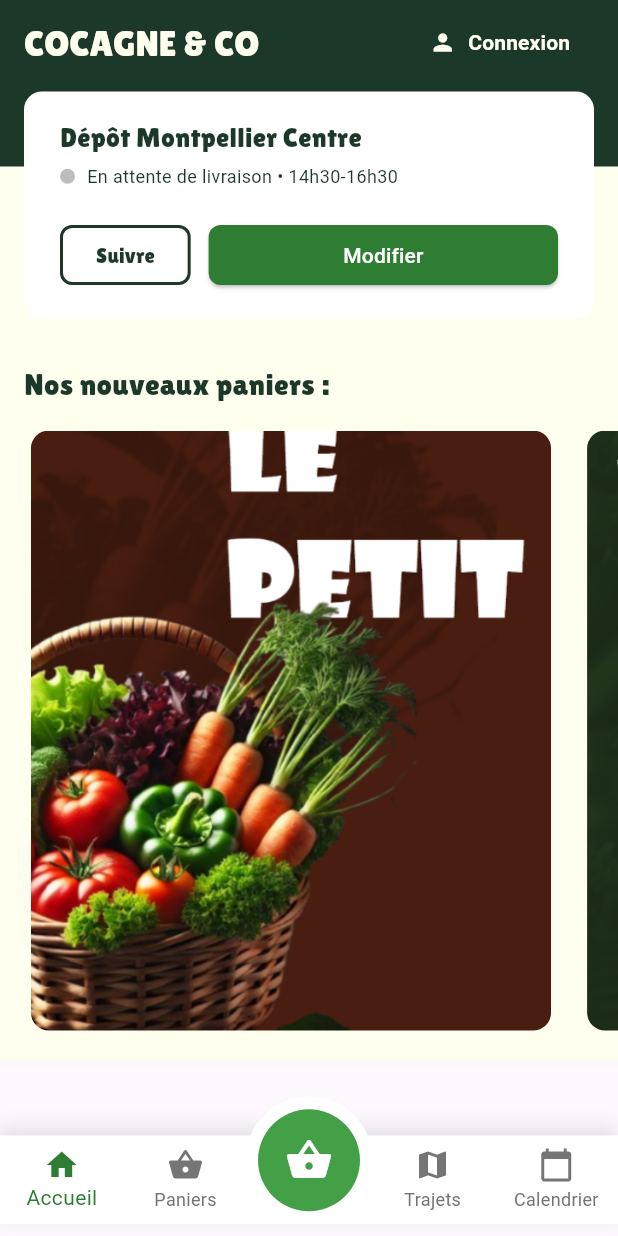
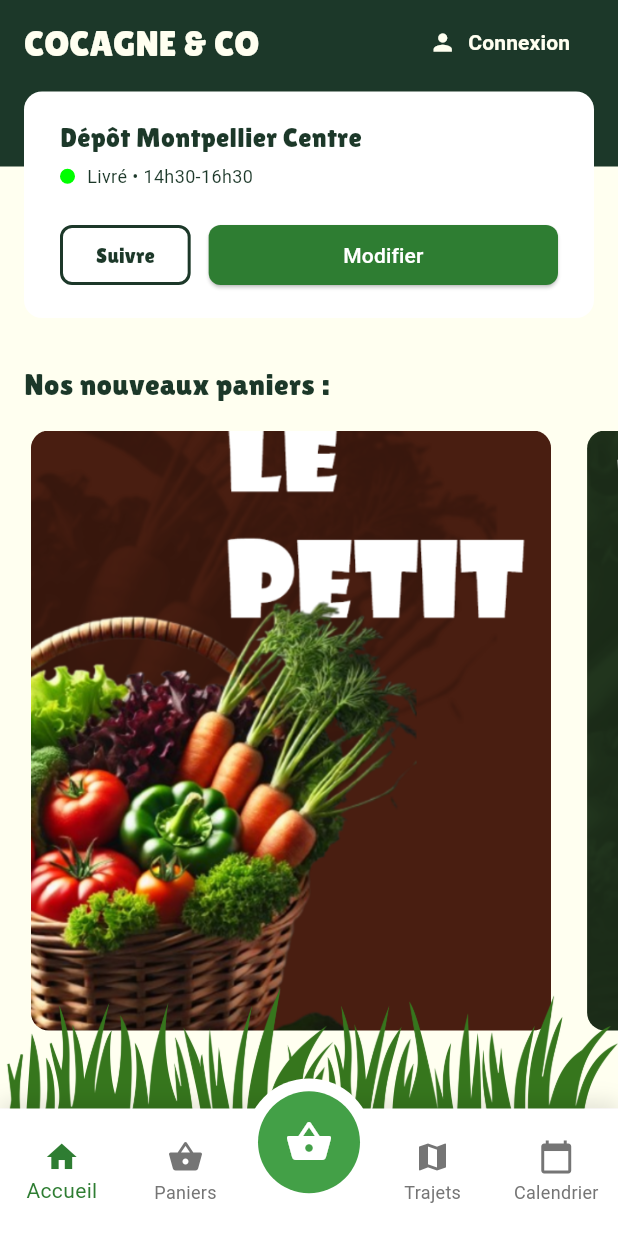
Before and after one commit to Kaymiia/SAE5, a Flutter app: the screen it shows after launch, on a phone screen of 412 x 824 dp. Run offline on Flutter 3.47's test engine with Material 3 defaults, Android fonts, the light colour scheme and no system bars.

Commit message:
+ Grass on Menu + Fixes - "a"

```diff
--- a/SAE6/jardin_de_cocagne/lib/screens/home/home_screen.dart
+++ b/SAE6/jardin_de_cocagne/lib/screens/home/home_screen.dart
@@ -82,6 +82,8 @@ class _HomePageState extends State<HomePage> {
           color: Colors.green[800],
           backgroundColor: Colors.white,
           child: SingleChildScrollView(
+            child: Container(
+              height: 2000,
               child: Column(
                 children: [
                   Container(
@@ -123,14 +125,14 @@ class _HomePageState extends State<HomePage> {
                                         Container(
                                           height: 10,
                                           width: 10,
-                                        decoration: BoxDecoration(
-                                          color: Colors.grey[400],
+                                          decoration: const BoxDecoration(
+                                            color: Color(0xFF00FF00),
                                             shape: BoxShape.circle,
                                           ),
                                           margin: const EdgeInsets.only(right: 8),
                                         ),
                                         const Text(
-                                        'En attente de livraison • 14h30-16h30',
+                                          'Livré • 14h30-16h30',
                                           style: TextStyle(
                                             fontSize: 12,
                                             color: Color(0xFF1C3829),
@@ -253,16 +255,30 @@ class _HomePageState extends State<HomePage> {
             ),
           ),
         ),
+      ),
       bottomNavigationBar: SizedBox(
-        height: 65,
         child: Stack(
+          alignment: Alignment.bottomCenter,
           clipBehavior: Clip.none,
           children: [
             Positioned(
-              bottom: 8,
+              bottom: 75,
               left: 0,
               right: 0,
               child: Container(
+                clipBehavior: Clip.none,
+                height: 90,
+                color: const Color.fromARGB(0, 0, 0, 0),
+                child: Image.asset(
+                  'assets/images/grass.png',
+                  fit: BoxFit.cover,
+                  alignment: Alignment.topCenter,
+
+                ),
+              ),
+            ),
+          Container(
+            height: 85,
             decoration: BoxDecoration(
               color: Colors.white,
               boxShadow: [
@@ -304,9 +320,8 @@ class _HomePageState extends State<HomePage> {
               ],
             ),
           ),
-            ),
           Positioned(
-              bottom: 8,
+            bottom: 20,
             left: 0,
             right: 0,
             child: Center(
@@ -341,7 +356,7 @@ class _HomePageState extends State<HomePage> {
           ),
         ],
       ),
-      ),
+    )
     );
   }
 }
--- a/SAE6/jardin_de_cocagne/pubspec.yaml
+++ b/SAE6/jardin_de_cocagne/pubspec.yaml
@@ -45,7 +45,7 @@ dev_dependencies:
   # activated in the `analysis_options.yaml` file located at the root of your
   # package. See that file for information about deactivating specific lint
   # rules and activating additional ones.
-  flutter_lints: ^3.0.0
+  flutter_lints: ^5.0.0
 
 # For information on the generic Dart part of this file, see the
 # following page: https://dart.dev/tools/pub/pubspec
```
Also changed, not shown: SAE6/jardin_de_cocagne/assets/images/grass.png (added), SAE6/jardin_de_cocagne/pubspec.lock, 1 other file. Lines whose indentation alone changed are shown as unchanged.
